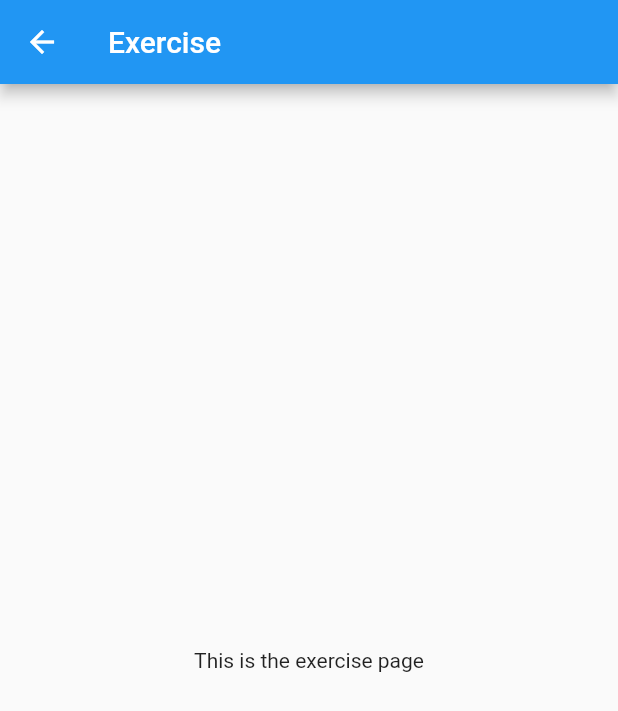
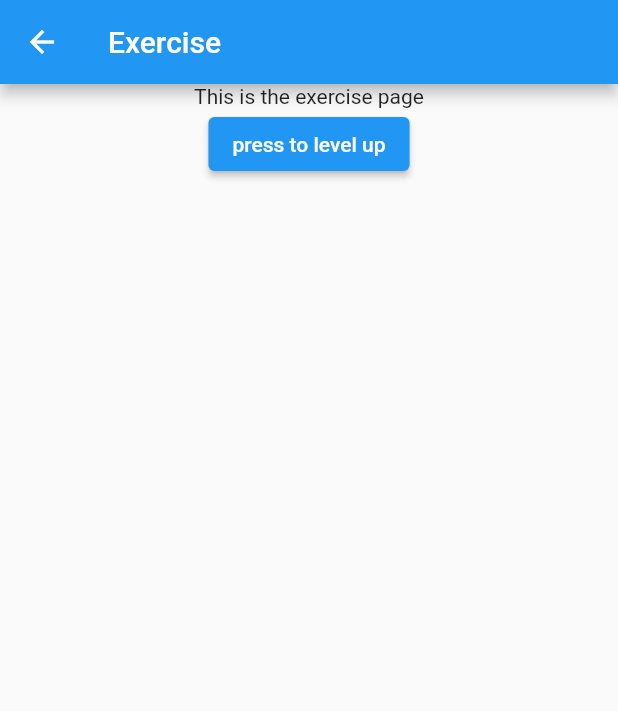
Before and after one commit to YellowO2/15DaysMonsterWalker, a Flutter app: the ExercisePage screen opened directly, on a phone screen of 412 x 824 dp. Shown: the top 711 px of the screen. Run offline on Flutter 3.47's test engine with Material 2 defaults, Android fonts, the phone set to English and light mode, and no system bars; our stand-ins replace shared_preferences; missing offline and left inert: flame; accounts and stored records are empty.

Commit message:
Feat: Basic saving and loading

```diff
--- a/lib/GamePage/life_monster.dart
+++ b/lib/GamePage/life_monster.dart
@@ -3,9 +3,9 @@ import 'components/health_bar.dart';
 import 'monster.dart';
 
 class LifeMonster extends Monster {
-  LifeMonster({Vector2? position})
+  LifeMonster({Vector2? position, required int level})
       : super(
-            level: 2,
+            level: level,
             type: 'LifeMonster',
             monsterAnimationPath: 'monsterNull',
             attackSpeed: 3,
@@ -18,6 +18,7 @@ class LifeMonster extends Monster {
   Future<void> onLoad() async {
     super.onLoad();
     add(healthBar);
+    print('my m level $level');
   }
 
   @override
--- a/lib/GamePage/monster.dart
+++ b/lib/GamePage/monster.dart
@@ -129,7 +129,6 @@ class Monster extends SpriteAnimationGroupComponent
   @override
   void update(double dt) {
     super.update(dt);
-    level += 1;
     wander(dt);
     if (direction.x < 0) {
       if (!isLeft) {
@@ -234,7 +233,7 @@ class Monster extends SpriteAnimationGroupComponent
     speed = 100;
   }
 
-  String toJson() {
-    return {'level': level}.toString();
+  Map<String, dynamic> toJson() {
+    return {'level': level};
   }
 }
--- a/lib/main.dart
+++ b/lib/main.dart
@@ -1,6 +1,7 @@
 import 'package:flutter/material.dart';
 import 'GamePage/index.dart';
 import 'package:shared_preferences/shared_preferences.dart';
+import 'dart:convert';
 
 void main() {
   runApp(const MainApp());
@@ -16,14 +17,29 @@ class MainApp extends StatefulWidget {
 class ExercisePage extends StatelessWidget {
   const ExercisePage({Key? key}) : super(key: key);
 
+  void saveMonster() async {
+    SharedPreferences prefs = await SharedPreferences.getInstance();
+    prefs.setString('monster', jsonEncode({'level': 5}));
+    print('saved');
+  }
+
   @override
   Widget build(BuildContext context) {
     return Scaffold(
       appBar: AppBar(
         title: const Text('Exercise'),
       ),
-      body: const Center(
-        child: Text('This is the exercise page'),
+      body: Center(
+        child: Column(
+          children: [
+            Text('This is the exercise page'),
+            ElevatedButton(
+                onPressed: () {
+                  saveMonster();
+                },
+                child: Text('press to level up'))
+          ],
+        ),
       ),
     );
   }
```
Also changed, not shown: lib/GamePage/game.dart (+19 -7 lines).
